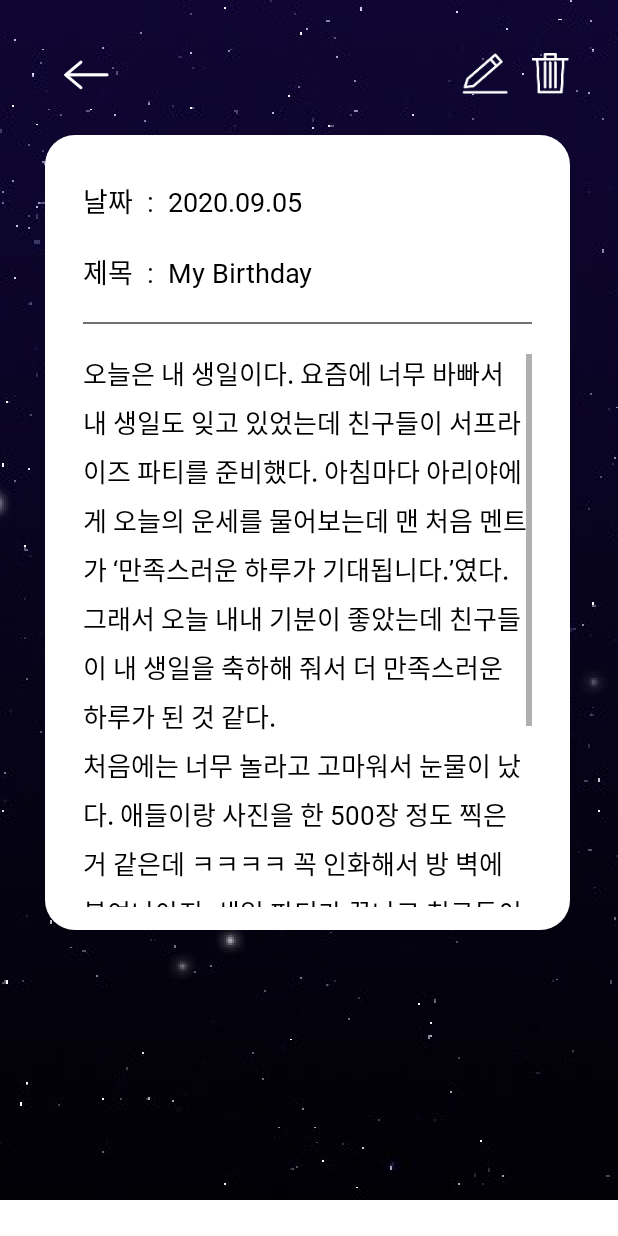
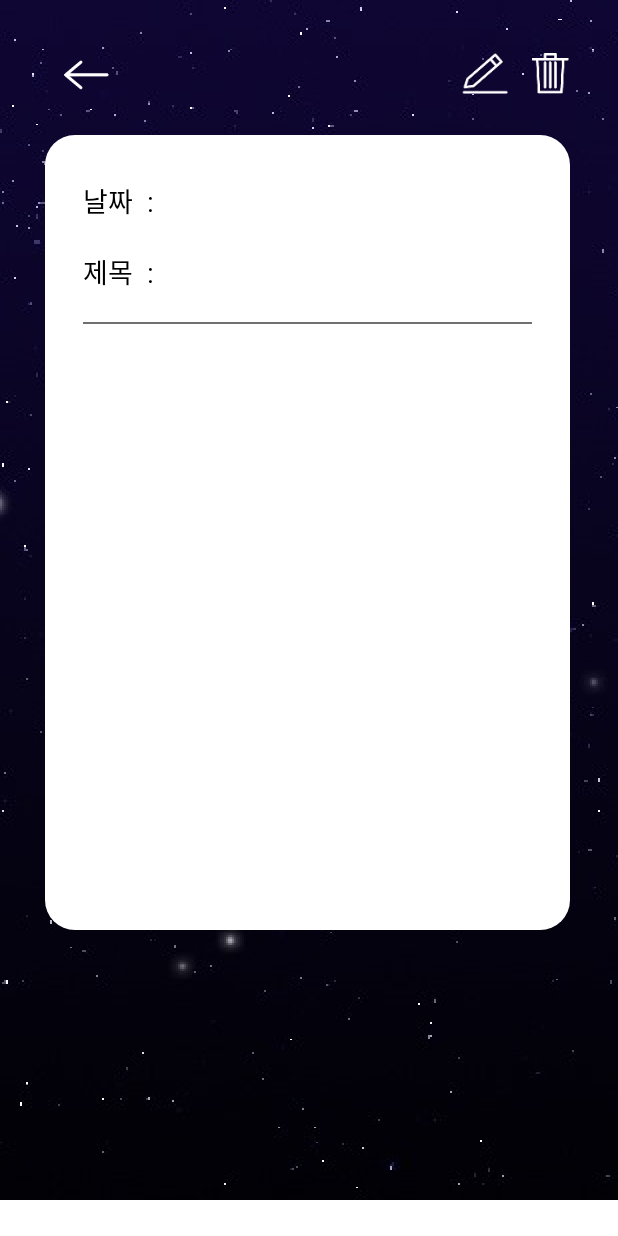
Before and after one commit to ChoSounhyung/MyLittleStarDiary, an Android app: the DiaryDetailActivity screen opened directly, with no data from a screen before it, on a phone screen of 412 x 824 dp. Run offline under Robolectric (Android 15) with nearby library versions, the phone set to English and light mode, and no system bars.

Commit message:
dummy data 삭제

```diff
--- a/app/src/main/res/layout/activity_diary_detail.xml
+++ b/app/src/main/res/layout/activity_diary_detail.xml
@@ -80,7 +80,6 @@
                         android:layout_width="match_parent"
                         android:layout_height="wrap_content"
                         android:background="@null"
-                        android:text="2020.09.05"
                         android:fontFamily="@font/main_font_regular"
                         android:textSize="18sp"
                         android:maxLines="1"
@@ -107,7 +106,6 @@
                         android:layout_width="match_parent"
                         android:layout_height="wrap_content"
                         android:background="@null"
-                        android:text="My Birthday"
                         android:fontFamily="@font/main_font_regular"
                         android:textSize="18sp"
                         android:textColor="@color/black" />
@@ -133,7 +131,6 @@
                         android:layout_height="wrap_content"
                         android:lineSpacingExtra="7dp"
                         android:textSize="17sp"
-                        android:text="오늘은 내 생일이다. 요즘에 너무 바빠서 내 생일도 잊고 있었는데 친구들이 서프라이즈 파티를 준비했다. 아침마다 아리야에게 오늘의 운세를 물어보는데 맨 처음 멘트가 ‘만족스러운 하루가 기대됩니다.’였다. 그래서 오늘 내내 기분이 좋았는데 친구들이 내 생일을 축하해 줘서 더 만족스러운 하루가 된 것 같다.\n처음에는 너무 놀라고 고마워서 눈물이 났다. 애들이랑 사진을 한 500장 정도 찍은 거 같은데 ㅋㅋㅋㅋ 꼭 인화해서 방 벽에 붙여놔야지. 생일 파티가 끝나고 친구들이랑 집에서 영화를 봤다. 이런 친구들이 없었다면 이번 생일은 미역국도 생일 케이크도 없이 그냥 지나갔을 텐데.. 잊지 않고 챙겨준 친구들의 생일에 내가 느낀 감동을 배로 전해주고 싶다."
                         android:fontFamily="@font/main_font_regular"
                         android:textColor="@color/black"/>
 
```
